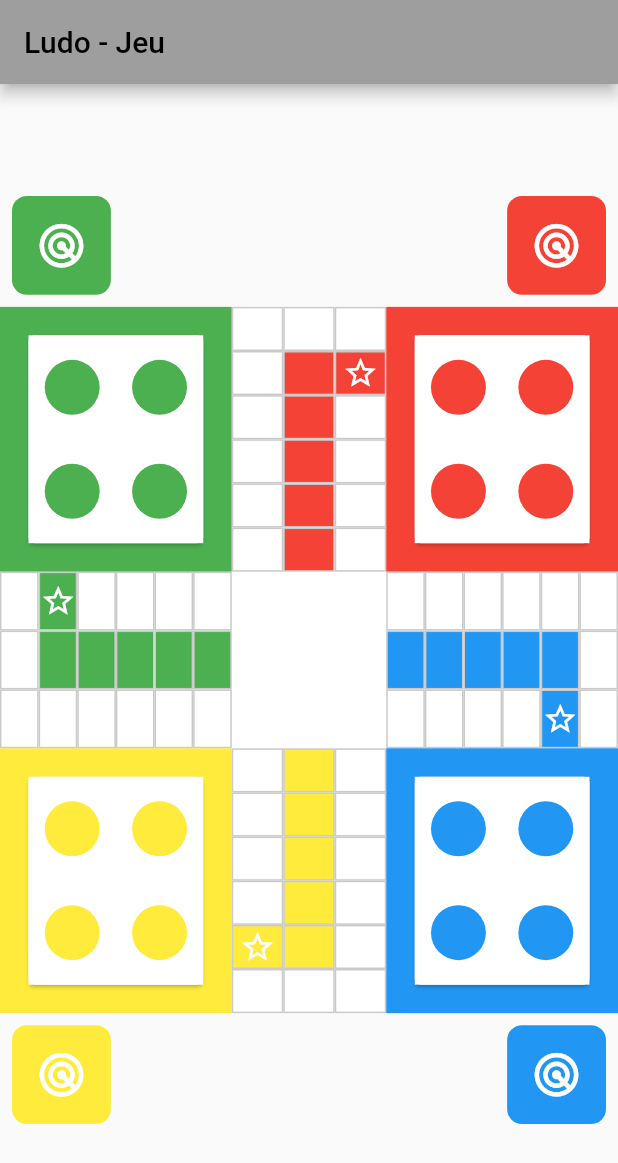
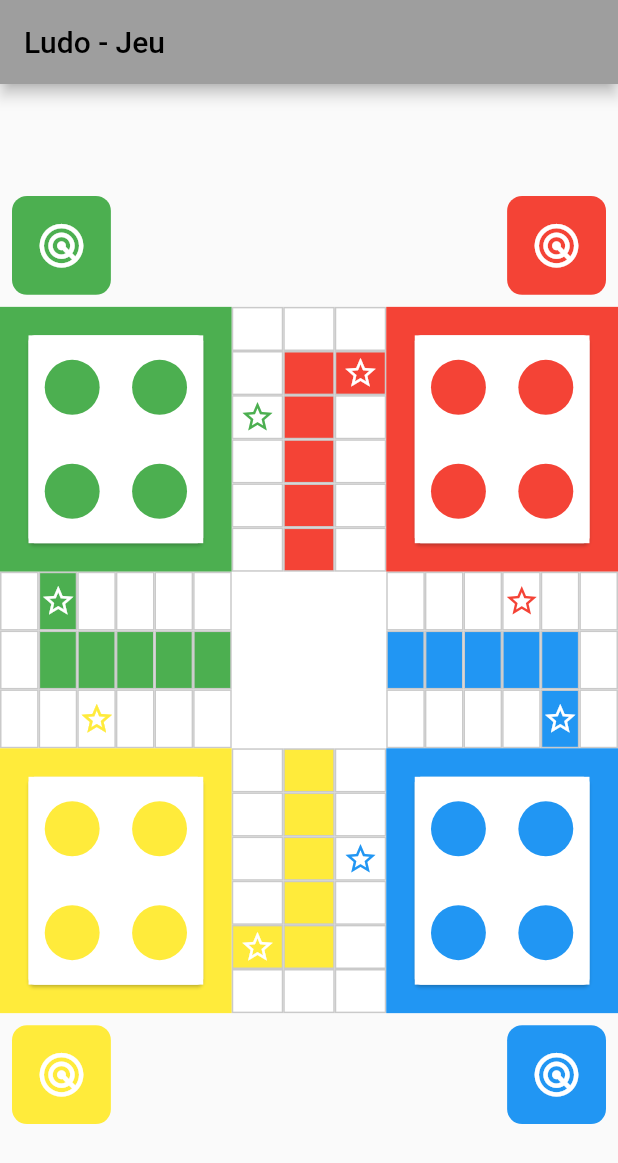
Before and after one commit to djumah-celestin/Ludo-design, a Flutter app: the screen it shows after launch, on a phone screen of 412 x 824 dp. Shown: the top 1163 px of the screen. Run offline on Flutter 3.47's test engine with Material 2 defaults, Android fonts, the phone set to English and light mode, and no system bars.

Commit message:
designs validation finalisation

```diff
--- a/lib/main.dart
+++ b/lib/main.dart
@@ -167,7 +167,7 @@ class _MyHomePageState extends State<MyHomePage> {
                                     Expanded(
                                         child: Row(
                                       children: <Widget>[
-                                        whiteContainersRoule(),
+                                        whiteGreenStarContainersRoule(),
                                         redContainersRoule(),
                                         whiteContainersRoule(),
                                       ],
@@ -281,7 +281,16 @@ class _MyHomePageState extends State<MyHomePage> {
                                       ],
                                     )),
                                     Expanded(
-                                        child: couloirMilieuGaucheetDroite()),
+                                        child: Row(
+                                      children: [
+                                        whiteContainersRoule(),
+                                        whiteContainersRoule(),
+                                        whiteYellowStarContainersRoule(),
+                                        whiteContainersRoule(),
+                                        whiteContainersRoule(),
+                                        whiteContainersRoule(),
+                                      ],
+                                    )),
                                   ],
                                 )),
                             Expanded(
@@ -299,7 +308,7 @@ class _MyHomePageState extends State<MyHomePage> {
                                         whiteContainersRoule(),
                                         whiteContainersRoule(),
                                         whiteContainersRoule(),
-                                        whiteContainersRoule(),
+                                        whiteredStarContainersRoule(),
                                         whiteContainersRoule(),
                                         whiteContainersRoule(),
                                       ],
@@ -415,7 +424,7 @@ class _MyHomePageState extends State<MyHomePage> {
                                       children: <Widget>[
                                         whiteContainersRoule(),
                                         yellowContainersRoule(),
-                                        whiteContainersRoule(),
+                                        whiteBlueStarContainersRoule(),
                                       ],
                                     )),
                                     Expanded(
@@ -587,6 +596,62 @@ class _MyHomePageState extends State<MyHomePage> {
           border: Border.all(color: const Color.fromARGB(255, 202, 202, 202)),
           color: Colors.white),
       child: const Text(''),
+    ));
+  }
+
+  Expanded whiteGreenStarContainersRoule() {
+    return Expanded(
+        child: Container(
+      height: 50,
+      decoration: BoxDecoration(
+          border: Border.all(color: const Color.fromARGB(255, 202, 202, 202)),
+          color: Colors.white),
+      child: const Icon(
+        Icons.star_border_purple500_outlined,
+        color: Colors.green,
+      ),
+    ));
+  }
+
+  Expanded whiteredStarContainersRoule() {
+    return Expanded(
+        child: Container(
+      height: 50,
+      decoration: BoxDecoration(
+          border: Border.all(color: const Color.fromARGB(255, 202, 202, 202)),
+          color: Colors.white),
+      child: const Icon(
+        Icons.star_border_purple500_outlined,
+        color: Colors.red,
+      ),
+    ));
+  }
+
+  Expanded whiteYellowStarContainersRoule() {
+    return Expanded(
+        child: Container(
+      height: 50,
+      decoration: BoxDecoration(
+          border: Border.all(color: const Color.fromARGB(255, 202, 202, 202)),
+          color: Colors.white),
+      child: const Icon(
+        Icons.star_border_purple500_outlined,
+        color: Colors.yellow,
+      ),
+    ));
+  }
+
+  Expanded whiteBlueStarContainersRoule() {
+    return Expanded(
+        child: Container(
+      height: 50,
+      decoration: BoxDecoration(
+          border: Border.all(color: const Color.fromARGB(255, 202, 202, 202)),
+          color: Colors.white),
+      child: const Icon(
+        Icons.star_border_purple500_outlined,
+        color: Colors.blue,
+      ),
     ));
   }
 
```
